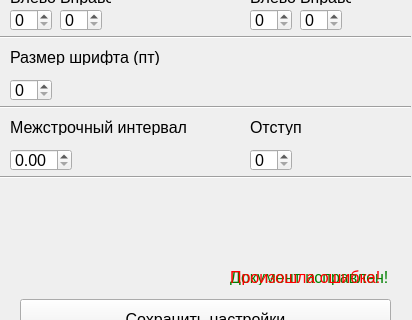
Above: data/main.ui from Arkadii01/Docx_testing before the change; both pictures show x 0 to 412 and y 281 to 601 of the 412 by 721 pixel window. Below: the same form after it.
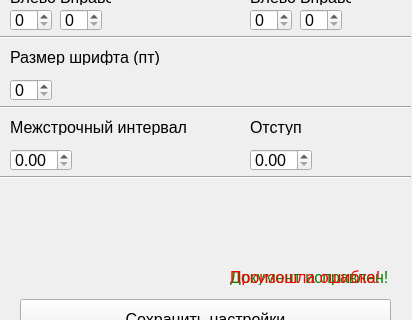
That is the form after the change.

Patch:
```diff
--- a/data/main.ui
+++ b/data/main.ui
@@ -463,27 +463,6 @@
      <string>Отступ</string>
     </property>
    </widget>
-   <widget class="QSpinBox" name="spinBox_11">
-    <property name="geometry">
-     <rect>
-      <x>250</x>
-      <y>430</y>
-      <width>42</width>
-      <height>22</height>
-     </rect>
-    </property>
-    <property name="maximumSize">
-     <size>
-      <width>16777215</width>
-      <height>16777215</height>
-     </size>
-    </property>
-    <property name="font">
-     <font>
-      <pointsize>12</pointsize>
-     </font>
-    </property>
-   </widget>
    <widget class="QLabel" name="label_15">
     <property name="geometry">
      <rect>
@@ -865,6 +844,21 @@
      <enum>Qt::Horizontal</enum>
     </property>
    </widget>
+   <widget class="QDoubleSpinBox" name="first_void">
+    <property name="geometry">
+     <rect>
+      <x>250</x>
+      <y>430</y>
+      <width>62</width>
+      <height>22</height>
+     </rect>
+    </property>
+    <property name="font">
+     <font>
+      <pointsize>12</pointsize>
+     </font>
+    </property>
+   </widget>
   </widget>
   <widget class="QMenuBar" name="menubar">
    <property name="geometry">
```
Left out of the diff: 26 changed lines with no effect on the pictures.
